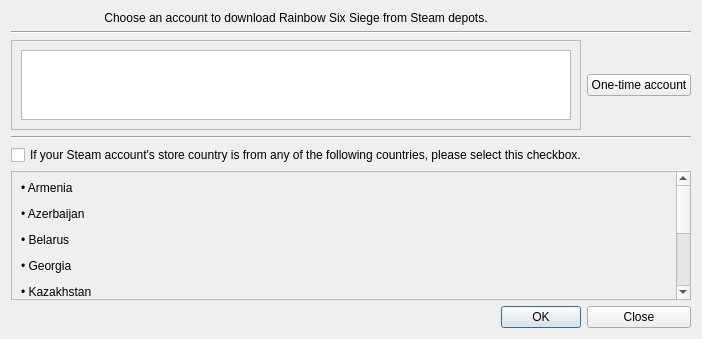
Before: the Qt Designer form src/widgets/ChooseAccount/UI/choose_account_window.ui in MultiSiege/MultiSiege, drawn with Qt 5.
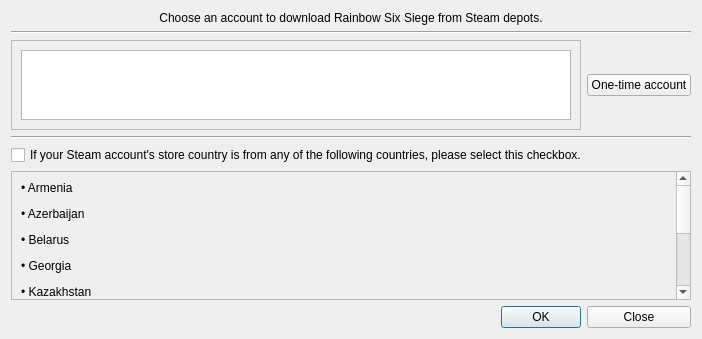
After: the same form once the commit is applied. Icons and pictures are not drawn.

Diff of the .ui file:
```diff
--- a/src/widgets/ChooseAccount/UI/choose_account_window.ui
+++ b/src/widgets/ChooseAccount/UI/choose_account_window.ui
@@ -31,16 +31,6 @@
      </property>
     </spacer>
    </item>
-   <item row="0" column="0" colspan="2">
-    <widget class="QLabel" name="label">
-     <property name="text">
-      <string>Choose an account to download Rainbow Six Siege from Steam depots.</string>
-     </property>
-     <property name="alignment">
-      <set>Qt::AlignmentFlag::AlignCenter</set>
-     </property>
-    </widget>
-   </item>
    <item row="6" column="1">
     <widget class="QPushButton" name="pb_accept">
      <property name="text">
@@ -127,6 +117,16 @@
      </property>
     </widget>
    </item>
+   <item row="0" column="0" colspan="3">
+    <widget class="QLabel" name="label">
+     <property name="text">
+      <string>Choose an account to download Rainbow Six Siege from Steam depots.</string>
+     </property>
+     <property name="alignment">
+      <set>Qt::AlignmentFlag::AlignCenter</set>
+     </property>
+    </widget>
+   </item>
   </layout>
  </widget>
  <resources>
```
